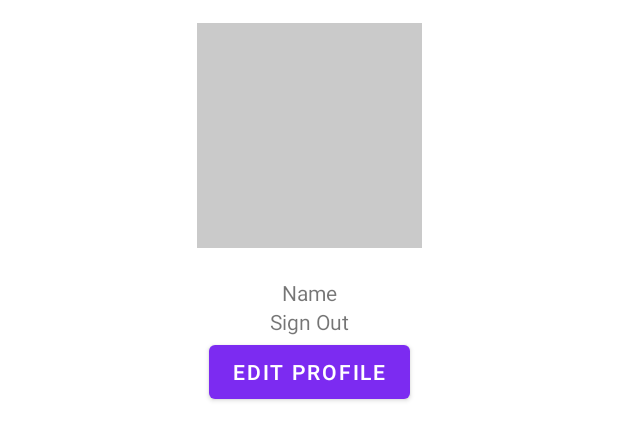
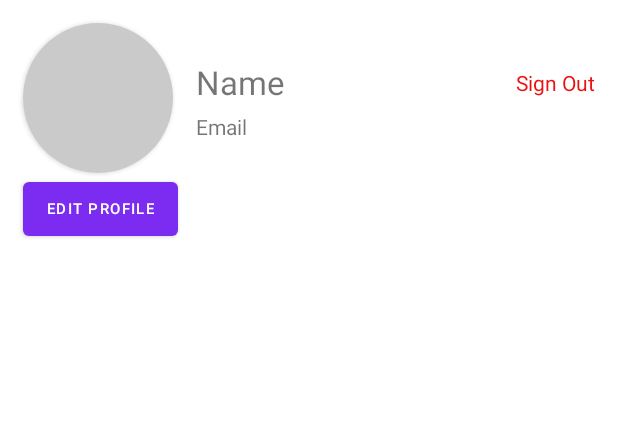
Before and after one commit to ShubhanCrypts/Project-Hore, an Android app: the layout fragment_profile.xml on its own in the app's theme, with its tools: preview values and no code run, on a phone screen of 412 x 824 dp. Shown: the top 440 px of the screen. Run offline under Robolectric (Android 15) with nearby library versions, the phone set to English and light mode, and no system bars; network calls fail.

Commit message:
fix login dan profile

```diff
--- a/app/src/main/java/com/cryptsproject/projecthorenews/ui/fragments/LoginFragment.kt
+++ b/app/src/main/java/com/cryptsproject/projecthorenews/ui/fragments/LoginFragment.kt
@@ -40,21 +40,21 @@ class LoginFragment : Fragment(R.layout.fragment_login) {
 //        _binding = null
 //    }
 
-//    override fun onCreate(savedInstanceState: Bundle?) {
-//        super.onCreate(savedInstanceState)
-//        bottomNavigation.visibility = View.GONE
-//    }
-
+    override fun onStart() {
+        super.onStart()
+        val user = FirebaseAuth.getInstance().currentUser
+        if(user != null){
+            findNavController().navigate(R.id.action_loginFragment2_to_homeFragment)
+        }
+    }
 
 
     override fun onViewCreated(view: View, savedInstanceState: Bundle?) {
         super.onViewCreated(view, savedInstanceState)
 //        bottomNavigation.visibility = View.GONE
 
-        val user = Firebase.auth.currentUser
-        if(user != null){
-            findNavController().navigate(R.id.action_loginFragment2_to_homeFragment)
-        }
+
+
         btnLogin.setOnClickListener {
             loginUser()
         }
@@ -67,8 +67,6 @@ class LoginFragment : Fragment(R.layout.fragment_login) {
             val action = LoginFragmentDirections.actionLoginFragment2ToSignupFragment2()
             findNavController().navigate(action)
         }
-
-
 
     }
 
--- a/app/src/main/java/com/cryptsproject/projecthorenews/ui/fragments/ProfileFragment.kt
+++ b/app/src/main/java/com/cryptsproject/projecthorenews/ui/fragments/ProfileFragment.kt
@@ -27,6 +27,7 @@ import kotlinx.android.synthetic.main.fragment_profile.*
 class ProfileFragment : Fragment(R.layout.fragment_profile) {
     var namestring = FirebaseAuth.getInstance().currentUser?.displayName
     var profilepic = FirebaseAuth.getInstance().currentUser?.photoUrl
+    var email = FirebaseAuth.getInstance().currentUser?.email
     override fun onViewCreated(view: View, savedInstanceState: Bundle?) {
         super.onViewCreated(view, savedInstanceState)
         tv_Signout.setOnClickListener {
@@ -38,6 +39,7 @@ class ProfileFragment : Fragment(R.layout.fragment_profile) {
         }
 
         displayName.setText(namestring)
+        displayEmail.setText(email)
 
         Picasso.with(requireContext()).load(profilepic).resize(150, 150).into(ivProfilePicture)
 
--- a/app/src/main/res/layout/activity_main.xml
+++ b/app/src/main/res/layout/activity_main.xml
@@ -34,7 +34,6 @@
             app:menu="@menu/bottom_nav_menu"
             app:labelVisibilityMode="unlabeled"/>
 
-
     </FrameLayout>
 
 
--- a/app/src/main/res/layout/fragment_profile.xml
+++ b/app/src/main/res/layout/fragment_profile.xml
@@ -6,17 +6,21 @@
     xmlns:app="http://schemas.android.com/apk/res-auto"
     tools:context=".ui.fragments.ProfileFragment"
     android:background="@color/cardview_light_background">
-
-    <ImageView
-        android:id="@+id/ivProfilePicture"
-        android:layout_width="150dp"
-        android:layout_height="150dp"
+    <androidx.cardview.widget.CardView
+        android:id="@+id/cardProfilePicture"
+        android:layout_width="100dp"
+        android:layout_height="100dp"
+        app:cardCornerRadius="50dp"
         android:layout_marginTop="15dp"
-        android:background="#CACACA"
+        android:layout_marginLeft="15dp"
         app:layout_constraintTop_toTopOf="parent"
-        app:layout_constraintLeft_toLeftOf="parent"
-        app:layout_constraintRight_toRightOf="parent"
-        />
+        app:layout_constraintLeft_toLeftOf="parent">
+        <ImageView
+            android:id="@+id/ivProfilePicture"
+            android:layout_width="100dp"
+            android:layout_height="100dp"
+            android:background="#CACACA"/>
+    </androidx.cardview.widget.CardView>
 
 
     <TextView
@@ -24,27 +28,42 @@
         android:gravity="center"
         android:layout_width="wrap_content"
         android:layout_height="wrap_content"
-        android:layout_marginTop="20dp"
-        app:layout_constraintTop_toBottomOf="@id/ivProfilePicture"
-        app:layout_constraintLeft_toLeftOf="parent"
-        app:layout_constraintRight_toRightOf="parent"
-        android:text="Name" />
+        android:layout_marginTop="40dp"
+        android:layout_marginLeft="15dp"
+        app:layout_constraintTop_toTopOf="parent"
+        app:layout_constraintLeft_toRightOf="@id/cardProfilePicture"
+        android:text="Name"
+        android:textSize="22dp"/>
     <TextView
         android:id="@+id/tv_Signout"
         android:gravity="center"
         android:layout_width="wrap_content"
         android:layout_height="wrap_content"
+        android:layout_marginTop="45dp"
+        android:layout_marginRight="15dp"
+        app:layout_constraintTop_toTopOf="parent"
+        app:layout_constraintRight_toRightOf="parent"
+        android:text="Sign Out"
+        android:textColor="#EB1111"/>
+    <TextView
+        android:id="@+id/displayEmail"
+        android:gravity="center"
+        android:layout_width="wrap_content"
+        android:layout_height="wrap_content"
+        android:layout_marginTop="5dp"
+        android:layout_marginLeft="15dp"
         app:layout_constraintTop_toBottomOf="@id/displayName"
-        app:layout_constraintLeft_toLeftOf="parent"
-        app:layout_constraintRight_toRightOf="parent"
-        android:text="Sign Out" />
+        app:layout_constraintLeft_toRightOf="@id/cardProfilePicture"
+        android:text="Email"
+        />
     <Button
         android:id="@+id/btnEditProfile"
         android:layout_width="wrap_content"
         android:layout_height="wrap_content"
         android:text="edit Profile"
+        android:textSize="10dp"
         app:layout_constraintLeft_toLeftOf="parent"
-        app:layout_constraintRight_toRightOf="parent"
-        app:layout_constraintTop_toBottomOf="@+id/tv_Signout" />
+        android:layout_marginLeft="15dp"
+        app:layout_constraintTop_toBottomOf="@+id/cardProfilePicture" />
 
 </androidx.constraintlayout.widget.ConstraintLayout>
```
